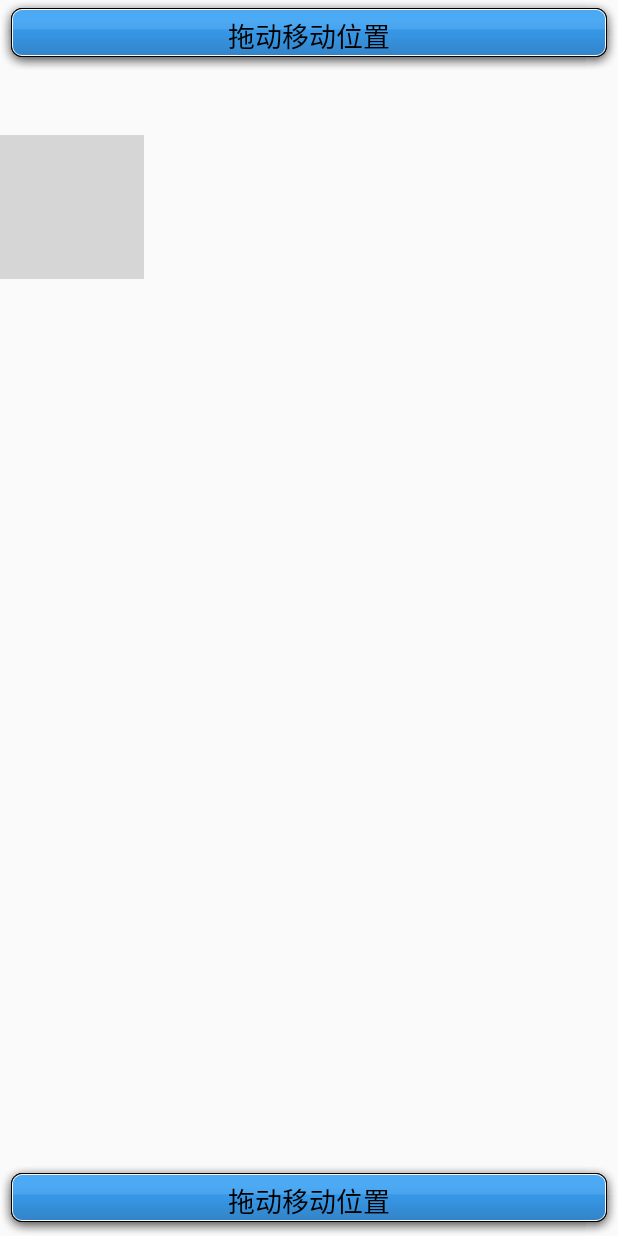
After one commit to newcoderzhang/MobileSafe117, an Android app: the layout activity_drag_view.xml on its own in the app's theme, with its tools: preview values and no code run, on a phone screen of 412 x 824 dp. The commit adds this screen. Run offline under Robolectric (Android 15) with nearby library versions, the phone set to English and light mode, and no system bars; grey boxes are pictures that could not be loaded.

Commit message:
增加来电提示框可以拖动功能

```diff
--- /dev/null
+++ b/app/src/main/res/layout/activity_drag_view.xml
@@ -0,0 +1,39 @@
+<RelativeLayout xmlns:android="http://schemas.android.com/apk/res/android"
+    xmlns:tools="http://schemas.android.com/tools" android:layout_width="match_parent"
+    android:layout_height="match_parent"
+    tools:context="com.huilong.zhang.mobilesafe117.View.DragViewActivity">
+
+    <TextView
+        android:id="@+id/textviewtop"
+        android:text="拖动移动位置"
+        android:layout_width="match_parent"
+        android:layout_height="wrap_content"
+        android:layout_alignParentTop="true"
+        android:layout_centerHorizontal="true"
+        android:gravity="center"
+        android:textColor="@color/black"
+        android:textSize="18sp"
+        android:padding="10dp"
+        android:background="@mipmap/call_locate_blue"
+        />
+    <TextView
+        android:id="@+id/textviewbottom"
+        android:text="拖动移动位置"
+        android:layout_width="match_parent"
+        android:layout_height="wrap_content"
+        android:layout_alignParentBottom="true"
+        android:layout_centerHorizontal="true"
+        android:gravity="center"
+        android:textColor="@color/black"
+        android:textSize="18sp"
+        android:padding="10dp"
+        android:background="@mipmap/call_locate_blue"
+        />
+    <ImageView
+        android:id="@+id/iv_drag"
+        android:src="@mipmap/drag"
+        android:layout_marginTop="90dp"
+        android:layout_width="wrap_content"
+        android:layout_height="wrap_content" />
+
+</RelativeLayout>
--- a/app/src/main/res/layout/activity_seting.xml
+++ b/app/src/main/res/layout/activity_seting.xml
@@ -34,4 +34,9 @@
         android:id="@+id/scv_address_style"
         android:layout_width="match_parent"
         android:layout_height="wrap_content" />
+
+    <com.huilong.zhang.mobilesafe117.View.SettingClickView
+        android:id="@+id/sc_tuodong"
+        android:layout_width="match_parent"
+        android:layout_height="wrap_content" />
 </LinearLayout>
--- a/app/src/main/res/values/strings.xml
+++ b/app/src/main/res/values/strings.xml
@@ -14,4 +14,5 @@
     <string name="title_activity_contact">ContactActivity</string>
     <string name="title_activity_atools">AToolsActivity</string>
     <string name="title_activity_address">AddressActivity</string>
+    <string name="title_activity_drag_view">DragViewActivity</string>
 </resources>
```
Also changed, not shown: app/src/main/AndroidManifest.xml (+6 -1 lines), app/src/main/java/com/huilong/zhang/mobilesafe117/Service/AddressService.java (+11 -1 lines), app/src/main/java/com/huilong/zhang/mobilesafe117/View/DragViewActivity.java (added, +115 -0 lines), app/src/main/java/com/huilong/zhang/mobilesafe117/View/SetingActivity.java (+16 -1 lines), app/src/main/res/menu/menu_drag_view.xml (added, +7 -0 lines), app/src/main/res/mipmap-hdpi/call_locate_blue.png (added), app/src/main/res/mipmap-hdpi/call_locate_gray.png (added), app/src/main/res/mipmap-hdpi/call_locate_green.png (added), app/src/main/res/mipmap-hdpi/call_locate_orange.png (added), app/src/main/res/mipmap-hdpi/call_locate_white.png (added), 1 other file.
